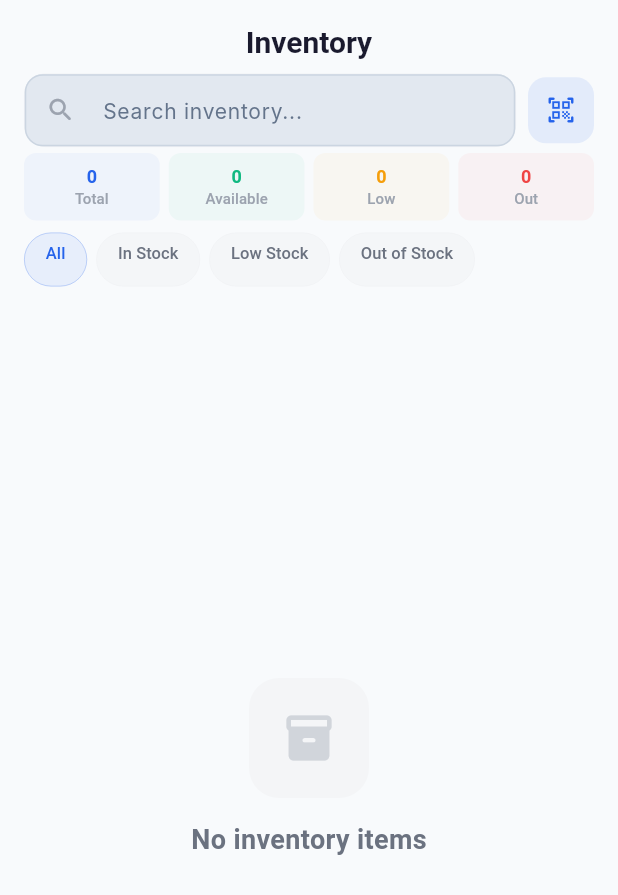
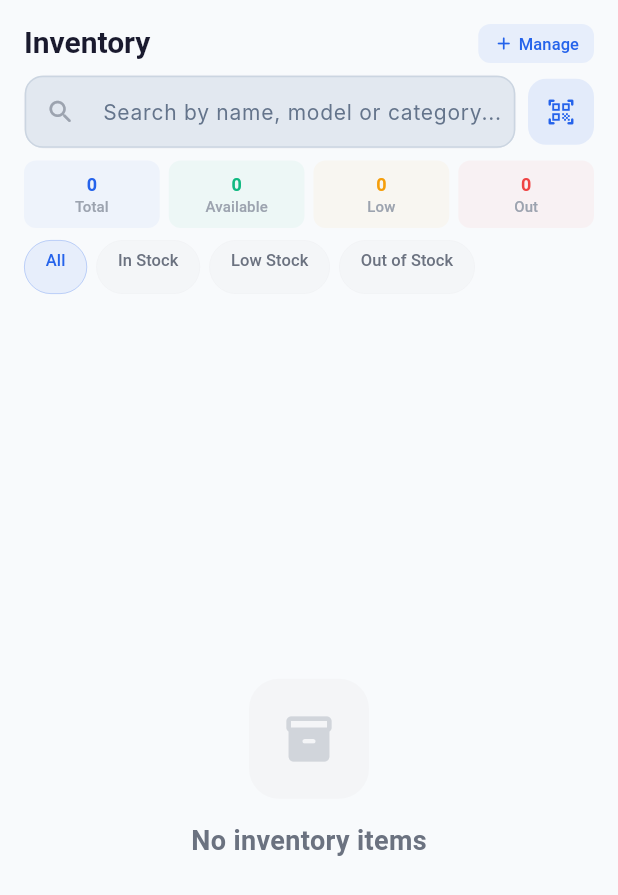
Before and after one commit to Mdarafath07/SmartStock, a Flutter app: the ProductListScreen screen opened directly, after a tap on "Inventory", on a phone screen of 412 x 824 dp. Shown: the top 895 px of the screen. Run offline on Flutter 3.47's test engine with Material 3 defaults, Android fonts, the phone set to English and light mode, and no system bars; our stand-ins replace cached_network_image, cloud_firestore, firebase_core, flutter_dotenv, google_nav_bar, googleapis_auth and 1 more; missing offline and left inert: googleapis, mobile_scanner; accounts and stored records are empty; Roboto replaces fonts that are missing (Inter).

Commit message:
perf(inventory): batch fetch serial numbers, sectioned UI, debounced search

```diff
--- a/lib/features/inventory/providers/inventory_provider.dart
+++ b/lib/features/inventory/providers/inventory_provider.dart
@@ -1,3 +1,5 @@
+import 'dart:async';
+
 import 'package:flutter/foundation.dart';
 import 'package:cloud_firestore/cloud_firestore.dart';
 import 'package:smartstock/features/inventory/models/inventory_model.dart';
--- a/lib/features/inventory/screens/inventory_screen.dart
+++ b/lib/features/inventory/screens/inventory_screen.dart
@@ -1,5 +1,8 @@
+import 'dart:async';
+
 import 'package:flutter/material.dart';
 import 'package:provider/provider.dart';
+import 'package:smartstock/core/routes/app_routes.dart';
 import 'package:smartstock/core/theme/app_colors.dart';
 import 'package:smartstock/core/theme/text_styles.dart';
 import 'package:smartstock/features/categories/providers/category_provider.dart';
@@ -18,6 +21,7 @@ class InventoryScreen extends StatefulWidget {
 class _InventoryScreenState extends State<InventoryScreen> {
   final _searchController = TextEditingController();
   String _searchQuery = '';
+  Timer? _debounce;
 
   @override
   void initState() {
@@ -31,8 +35,17 @@ class _InventoryScreenState extends State<InventoryScreen> {
   @override
   void dispose() {
     _searchController.dispose();
+    _debounce?.cancel();
     super.dispose();
   }
+
+  void _onSearch(String v) {
+    setState(() => _searchQuery = v);
+    _debounce?.cancel();
+    _debounce = Timer(const Duration(milliseconds: 250), () {});
+  }
+
+  String get _searchTerm => _searchQuery.trim().toLowerCase();
 
   Future<void> _handleBarcodeScan() async {
     final code = await Navigator.push<String>(
@@ -63,18 +76,21 @@ class _InventoryScreenState extends State<InventoryScreen> {
           SizedBox(height: MediaQuery.of(context).padding.top + 8),
           _buildAppBar(isDark),
           _buildSearchBar(isDark),
-          const SizedBox(height: 4),
+          const SizedBox(height: 8),
           _buildSummaryRow(inventoryProvider, isDark),
           const SizedBox(height: 8),
           _buildFilters(inventoryProvider, categoryProvider, isDark),
-          const SizedBox(height: 8),
+          const SizedBox(height: 4),
+          if (_searchTerm.isNotEmpty)
+            Padding(
+              padding: const EdgeInsets.fromLTRB(16, 4, 16, 4),
+              child: Align(
+                alignment: Alignment.centerLeft,
+                child: Text('${filtered.length} result(s)',
+                    style: AppTextStyles.caption.copyWith(color: isDark ? AppColors.textMuted : const Color(0xFF9CA3AF))),
+              ),
+            ),
           Expanded(child: _buildContent(inventoryProvider, filtered, isDark)),
-          if (_searchQuery.isNotEmpty)
-            Padding(
-              padding: const EdgeInsets.fromLTRB(16, 4, 16, 8),
-              child: Text('${filtered.length} result(s)',
-                  style: AppTextStyles.caption.copyWith(color: isDark ? AppColors.textMuted : const Color(0xFF9CA3AF))),
-            ),
         ],
       ),
     );
@@ -83,7 +99,30 @@ class _InventoryScreenState extends State<InventoryScreen> {
   Widget _buildAppBar(bool isDark) {
     return Padding(
       padding: const EdgeInsets.fromLTRB(16, 8, 16, 8),
-      child: Text('Inventory', style: AppTextStyles.headlineMd.copyWith(color: isDark ? AppColors.textPrimary : const Color(0xFF1A1A2E))),
+      child: Row(
+        children: [
+          Text('Inventory', style: AppTextStyles.headlineMd.copyWith(color: isDark ? AppColors.textPrimary : const Color(0xFF1A1A2E))),
+          const Spacer(),
+          GestureDetector(
+            onTap: () => Navigator.pushNamed(context, AppRoutes.products),
+            child: Container(
+              padding: const EdgeInsets.symmetric(horizontal: 10, vertical: 6),
+              decoration: BoxDecoration(
+                color: AppColors.blue.withAlpha(20),
+                borderRadius: BorderRadius.circular(8),
+              ),
+              child: Row(
+                mainAxisSize: MainAxisSize.min,
+                children: [
+                  Icon(Icons.add_rounded, size: 14, color: AppColors.blue),
+                  const SizedBox(width: 3),
+                  Text('Manage', style: AppTextStyles.labelSm.copyWith(color: AppColors.blue)),
+                ],
+              ),
+            ),
+          ),
+        ],
+      ),
     );
   }
 
@@ -101,12 +140,12 @@ class _InventoryScreenState extends State<InventoryScreen> {
               ),
               child: TextField(
                 controller: _searchController,
-                onChanged: (v) => setState(() => _searchQuery = v),
+                onChanged: _onSearch,
                 decoration: InputDecoration(
-                  hintText: 'Search inventory...',
+                  hintText: 'Search by name, model or category...',
                   prefixIcon: Icon(Icons.search_rounded, size: 20, color: isDark ? AppColors.textMuted : const Color(0xFF9CA3AF)),
                   suffixIcon: _searchQuery.isNotEmpty
-                      ? IconButton(onPressed: () { _searchController.clear(); setState(() => _searchQuery = ''); },
+                      ? IconButton(onPressed: () { _searchController.clear(); _onSearch(''); },
                           icon: Icon(Icons.clear_rounded, size: 18, color: isDark ? AppColors.textMuted : const Color(0xFF9CA3AF)))
                       : null,
                   border: InputBorder.none,
@@ -197,6 +236,52 @@ class _InventoryScreenState extends State<InventoryScreen> {
     );
   }
 
+  List<InventoryItem> _filteredItems(List<InventoryItem> items) {
+    if (_searchTerm.isEmpty) return items;
+    return items.where((i) =>
+        i.productName.toLowerCase().contains(_searchTerm) ||
+        i.modelNumber.toLowerCase().contains(_searchTerm) ||
+        i.categoryName.toLowerCase().contains(_searchTerm)).toList();
+  }
+
+  // ─── SECTIONED CONTENT ────────────────────────────────────
+
+  Map<String, List<InventoryItem>> _groupByStatus(List<InventoryItem> items) {
+    final grouped = <String, List<InventoryItem>>{};
+    for (final item in items) {
+      grouped.putIfAbsent(item.stockStatus, () => []).add(item);
+    }
+    final order = ['in_stock', 'low_stock', 'out_of_stock'];
+    final sorted = <String, List<InventoryItem>>{};
+    for (final key in order) {
+      if (grouped.containsKey(key)) sorted[key] = grouped[key]!;
+    }
+    for (final key in grouped.keys) {
+      if (!sorted.containsKey(key)) sorted[key] = grouped[key]!;
+    }
+    return sorted;
+  }
+
+  String _statusTitle(String status) {
+    switch (status) {
+      case 'in_stock': return 'In Stock';
+      case 'low_stock': return 'Low Stock';
+      case 'out_of_stock': return 'Out of Stock';
+      case 'overstock': return 'Overstock';
+      default: return status.split('_').map((w) => w[0].toUpperCase() + w.substring(1)).join(' ');
+    }
+  }
+
+  Color _statusColor(String status) {
+    switch (status) {
+      case 'in_stock': return AppColors.green;
+      case 'low_stock': return AppColors.orange;
+      case 'out_of_stock': return AppColors.red;
+      case 'overstock': return AppColors.blue;
+      default: return AppColors.grey;
+    }
+  }
+
   Widget _buildContent(InventoryProvider provider, List<InventoryItem> items, bool isDark) {
     if (provider.isLoading && provider.items.isEmpty) {
       return ListView.builder(
@@ -238,28 +323,62 @@ class _InventoryScreenState extends State<InventoryScreen> {
       ));
     }
 
+    final grouped = _groupByStatus(items);
+
     return RefreshIndicator(
       onRefresh: () => provider.loadInventory(),
-      child: ListView.builder(
-        padding: const EdgeInsets.symmetric(horizontal: 16),
-        itemCount: items.length,
-        itemBuilder: (context, index) {
-          final item = items[index];
-          return _InventoryRow(item: item, isDark: isDark, onTap: () {
-            Navigator.push(context, MaterialPageRoute(builder: (_) => StockDetailsScreen(productId: item.productId)));
-          });
-        },
+      child: ListView(
+        padding: const EdgeInsets.fromLTRB(16, 0, 16, 80),
+        children: [
+          for (final entry in grouped.entries) ...[
+            _SectionHeader(
+              title: _statusTitle(entry.key),
+              count: entry.value.length,
+              color: _statusColor(entry.key),
+              isDark: isDark,
+            ),
+            const SizedBox(height: 6),
+            ...entry.value.map((item) => _InventoryRow(item: item, isDark: isDark, onTap: () {
+              Navigator.push(context, MaterialPageRoute(builder: (_) => StockDetailsScreen(productId: item.productId)));
+            })),
+            const SizedBox(height: 12),
+          ],
+        ],
       ),
     );
   }
+}
 
-  List<InventoryItem> _filteredItems(List<InventoryItem> items) {
-    if (_searchQuery.isEmpty) return items;
-    final q = _searchQuery.toLowerCase();
-    return items.where((i) =>
-        i.productName.toLowerCase().contains(q) ||
-        i.modelNumber.toLowerCase().contains(q) ||
-        i.categoryName.toLowerCase().contains(q)).toList();
+// ─── PRIVATE WIDGETS ────────────────────────────────────────
+
+class _SectionHeader extends StatelessWidget {
+  final String title;
+  final int count;
+  final Color color;
+  final bool isDark;
+  const _SectionHeader({required this.title, required this.count, required this.color, required this.isDark});
+
+  @override
+  Widget build(BuildContext context) {
+    return Padding(
+      padding: const EdgeInsets.only(top: 4, bottom: 2),
+      child: Row(
+        children: [
+          Container(width: 3, height: 16, decoration: BoxDecoration(color: color, borderRadius: BorderRadius.circular(2))),
+          const SizedBox(width: 8),
+          Text(title, style: AppTextStyles.labelMd.copyWith(
+            color: isDark ? AppColors.textPrimary : const Color(0xFF1A1A2E),
+            fontWeight: FontWeight.w700,
+          )),
+          const SizedBox(width: 6),
+          Container(
+            padding: const EdgeInsets.symmetric(horizontal: 6, vertical: 1),
+            decoration: BoxDecoration(color: color.withAlpha(15), borderRadius: BorderRadius.circular(6)),
+            child: Text('$count', style: TextStyle(fontFamily: 'Geist', fontSize: 10, fontWeight: FontWeight.w700, color: color)),
+          ),
+        ],
+      ),
+    );
   }
 }
 
@@ -325,7 +444,7 @@ class _InventoryRow extends StatelessWidget {
     return GestureDetector(
       onTap: onTap,
       child: Container(
-        margin: const EdgeInsets.only(bottom: 8),
+        margin: const EdgeInsets.only(bottom: 6),
         padding: const EdgeInsets.all(12),
         decoration: BoxDecoration(
           color: (isDark ? AppColors.cardDark : Colors.white).withAlpha(200),
@@ -349,6 +468,7 @@ class _InventoryRow extends StatelessWidget {
                 children: [
                   Text(item.productName, style: AppTextStyles.titleSm.copyWith(color: isDark ? AppColors.textPrimary : const Color(0xFF1A1A2E)),
                       maxLines: 1, overflow: TextOverflow.ellipsis),
+                  const SizedBox(height: 2),
                   Row(
                     children: [
                       Text(item.modelNumber, style: AppTextStyles.caption.copyWith(color: isDark ? AppColors.textMuted : const Color(0xFF9CA3AF))),
--- a/lib/features/inventory/services/inventory_service.dart
+++ b/lib/features/inventory/services/inventory_service.dart
@@ -11,26 +11,39 @@ class InventoryService {
   }) async {
     final bool filterByCategory =
         categoryId != null && categoryId.isNotEmpty;
-    late Query query;
 
-    if (filterByCategory) {
-      query = _firestore
-          .collection('products')
-          .where('categoryId', isEqualTo: categoryId);
-    } else {
-      query = _firestore
-          .collection('products')
-          .orderBy('createdAt', descending: true);
+    final productsQuery = filterByCategory
+        ? _firestore
+            .collection('products')
+            .where('categoryId', isEqualTo: categoryId)
+        : _firestore
+            .collection('products')
+            .orderBy('createdAt', descending: true);
+
+    final [productsSnap, serialsSnap] = await Future.wait([
+      productsQuery.get(),
+      _firestore.collection('serial_numbers').get(),
+    ]);
+
+    final serialCounts = <String, Map<String, int>>{};
+    for (final doc in serialsSnap.docs) {
+      final d = doc.data() as Map<String, dynamic>;
+      final pid = d['productId'] as String? ?? '';
+      if (pid.isEmpty) continue;
+      final status = d['status'] as String? ?? 'available';
+      serialCounts.putIfAbsent(pid, () => {'available': 0, 'sold': 0});
+      if (status == 'available') serialCounts[pid]!['available'] =
+          (serialCounts[pid]!['available'] ?? 0) + 1;
+      else if (status == 'sold') serialCounts[pid]!['sold'] =
+          (serialCounts[pid]!['sold'] ?? 0) + 1;
     }
 
-    final snapshot = await query.get();
     final items = <InventoryItem>[];
-
-    for (final doc in snapshot.docs) {
+    for (final doc in productsSnap.docs) {
       final data = doc.data() as Map<String, dynamic>;
-      final availableCount =
-          await _countSerialNumbers(doc.id, 'available');
-      final soldCount = await _countSerialNumbers(doc.id, 'sold');
+      final counts = serialCounts[doc.id] ?? {'available': 0, 'sold': 0};
+      final availableCount = counts['available']!;
+      final soldCount = counts['sold']!;
       final status = InventoryItem.computeStockStatus(availableCount);
 
       if (stockStatus != null && stockStatus.isNotEmpty && status != stockStatus) {
@@ -108,13 +121,5 @@ class InventoryService {
     };
   }
 
-  Future<int> _countSerialNumbers(String productId, String status) async {
-    final snapshot = await _firestore
-        .collection('serial_numbers')
-        .where('productId', isEqualTo: productId)
-        .where('status', isEqualTo: status)
-        .count()
-        .get();
-    return snapshot.count ?? 0;
-  }
+
 }
```
